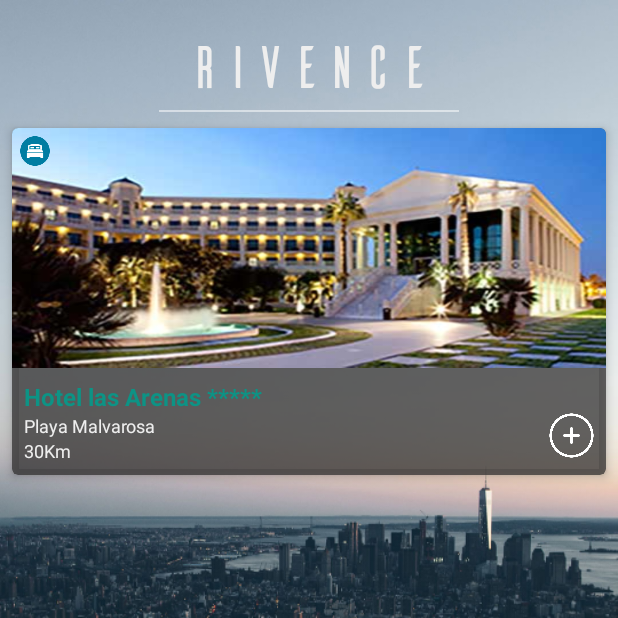
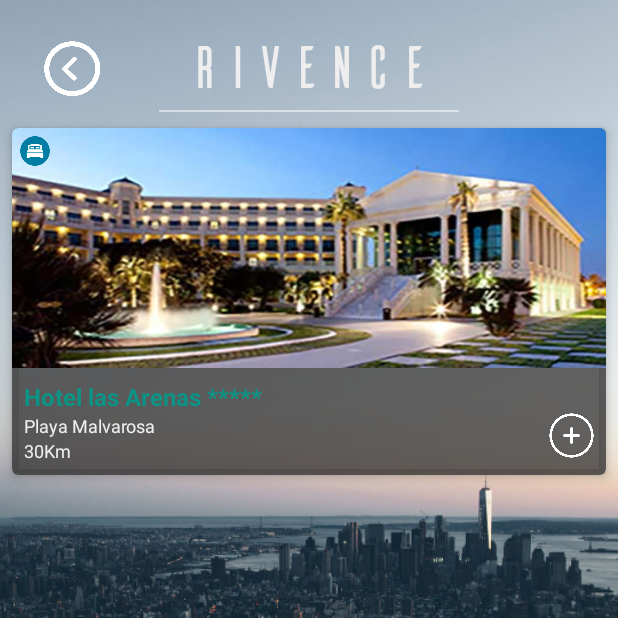
Before and after one commit to carquipe/Rivence, an Android app: the main screen opened directly, with no data from a screen before it, after a tap on an icon or button, on a phone screen of 412 x 824 dp, the top half of it. Run offline under Robolectric (Android 15) with nearby library versions, the light colour scheme and no system bars.

Commit message:
2.7.1
 - Funcionalidad de flecha atrás en la parte superior implementada.

    NOTA: Revisar onBackPressed para ventana menú,

```diff
--- /dev/null
+++ b/app/src/main/java/katiostudio/rivence/EventCenter.java
@@ -0,0 +1,34 @@
+package katiostudio.rivence;
+
+
+import android.app.FragmentTransaction;
+import android.view.View;
+import android.app.Fragment;
+import android.app.FragmentManager;
+
+/**
+ * Created by cquinz on 10/5/16.
+ */
+public class EventCenter {
+
+
+    FragmentTransaction fragmentTransaction = main.fragmentManager.beginTransaction();
+
+    public EventCenter () {
+        //Empty Constructor
+    }
+
+
+    /* Botón Back Top Side */
+    public void submenuCreated() {
+        main.backicon.setVisibility(View.VISIBLE);
+    }
+
+    public void submenuDeleted() {
+        main.backicon.setVisibility(View.INVISIBLE);
+    }
+
+
+
+
+}
--- a/app/src/main/java/katiostudio/rivence/main.java
+++ b/app/src/main/java/katiostudio/rivence/main.java
@@ -27,6 +27,8 @@ public class main extends Activity {
     static DrawerLayout drawerLayout; //Layout general
     private TextView titleText;  //Titulo "Rivence" superior
     static ImageView chaticon;
+    static ImageView backicon;
+    EventCenter eventCenter;
 
     protected void onCreate(Bundle savedInstanceState) {
 
@@ -37,6 +39,7 @@ public class main extends Activity {
 
         /* Almacenar en variables los elementos del xml main */
         chaticon = (ImageView) findViewById(R.id.chaticon);
+        backicon = (ImageView) findViewById(R.id.backBttn);
         titleText = (TextView) findViewById(R.id.titletext);
         drawerLayout = (DrawerLayout)findViewById(R.id.Background);
         drawer = (RelativeLayout)findViewById(R.id.drawerPane);
@@ -63,7 +66,7 @@ public class main extends Activity {
         fragmentTransaction.commit();
 
 
-        /* Listeners */
+        /******** Listeners **********/
         drawerLayout.setDrawerListener(myDrawerListener);
         chaticon.setOnClickListener(new View.OnClickListener() {
             public void onClick(View v) {
@@ -71,7 +74,17 @@ public class main extends Activity {
                 drawerLayout.openDrawer(drawer);
             }
         });
+
+        backicon.setOnClickListener(new View.OnClickListener() {
+            public void onClick(View v){
+            onBackPressed();
+
+
+            }
+        });
+
         }
+
 
          /* Apertura y cerrado del panel del Chat */
          @Override
@@ -80,6 +93,7 @@ public class main extends Activity {
                 this.drawerLayout.closeDrawer(GravityCompat.START);
          } else {
               super.onBackPressed();
+                backicon.setVisibility(View.GONE);
             }
         }
     DrawerLayout.DrawerListener myDrawerListener = new DrawerLayout.DrawerListener(){
@@ -120,4 +134,8 @@ public class main extends Activity {
 
         }};
 
+
+
+
+
 }
--- a/app/src/main/java/katiostudio/rivence/menu_fragment.java
+++ b/app/src/main/java/katiostudio/rivence/menu_fragment.java
@@ -7,11 +7,15 @@ import android.view.LayoutInflater;
 import android.view.View;
 import android.view.ViewGroup;
 import android.widget.ImageButton;
+import android.widget.ImageView;
 
 
 public class menu_fragment extends Fragment implements View.OnClickListener  {
     public static int Catcontainer= R.id.bottom_bar;
     public static int Fragcontainer = R.id.content;
+    public EventCenter eventCenter;
+
+
 
     public menu_fragment() {
         // Empty constructor required for fragment subclasses
@@ -21,15 +25,19 @@ public class menu_fragment extends Fragment implements View.OnClickListener  {
     public View onCreateView(LayoutInflater inflater, ViewGroup container, Bundle savedInstanceState) {
         View rootView = inflater.inflate(R.layout.menu_fragment, container, false);
 
+        eventCenter = new EventCenter();
+
         final ImageButton menu1 = (ImageButton) rootView.findViewById(R.id.Menu1);
         final ImageButton menu2 = (ImageButton) rootView.findViewById(R.id.Menu2);
         final ImageButton menu3 = (ImageButton) rootView.findViewById(R.id.Menu3);
         final ImageButton menu4 = (ImageButton) rootView.findViewById(R.id.Menu4);
 
+
         menu1.setOnClickListener(this);
         menu2.setOnClickListener(this);
         menu3.setOnClickListener(this);
         menu4.setOnClickListener(this);
+
 
         return rootView;
     }
@@ -53,6 +61,8 @@ public class menu_fragment extends Fragment implements View.OnClickListener  {
                 fragmentTransaction.addToBackStack(null);
                 fragmentTransaction.commit();
 
+                eventCenter.submenuCreated();
+
                 break;
 
             case R.id.Menu2:
@@ -66,6 +76,8 @@ public class menu_fragment extends Fragment implements View.OnClickListener  {
                 fragmentTransaction.addToBackStack(null);
                 fragmentTransaction.commit();
 
+                eventCenter.submenuCreated();
+
                 break;
 
             case R.id.Menu3:
@@ -78,17 +90,22 @@ public class menu_fragment extends Fragment implements View.OnClickListener  {
                 fragmentTransaction.addToBackStack(null);
                 fragmentTransaction.commit();
 
+                eventCenter.submenuCreated();
+
                 break;
 
             case R.id.Menu4:
                 Fragment config = new config_fragment();
 
                 fragmentTransaction = main.fragmentManager.beginTransaction();
-                fragmentTransaction.setCustomAnimations(R.anim.fade_in,0,0, R.anim.fade_out);
+                fragmentTransaction.setCustomAnimations(R.anim.fade_in, 0, 0, R.anim.fade_out);
                 fragmentTransaction.replace(Fragcontainer, config);
 
                 fragmentTransaction.addToBackStack(null);
                 fragmentTransaction.commit();
+
+
+                eventCenter.submenuCreated();
 
                 break;
 
--- a/app/src/main/java/katiostudio/rivence/nearyou_fragment.java
+++ b/app/src/main/java/katiostudio/rivence/nearyou_fragment.java
@@ -70,4 +70,5 @@ public class nearyou_fragment extends Fragment {
         return rootView;
     }
 
+
 }
--- a/app/src/main/res/layout/main.xml
+++ b/app/src/main/res/layout/main.xml
@@ -3,7 +3,6 @@
     android:layout_height="fill_parent"
 
     xmlns:android="http://schemas.android.com/apk/res/android"
-    android:background="@drawable/mainbackgroundday"
     android:id="@+id/Background">
     <RelativeLayout
         android:layout_width="match_parent"
@@ -19,6 +18,20 @@
         android:layout_width="match_parent"
         android:layout_height="wrap_content"
         android:id="@+id/TOP">
+
+        <ImageView
+            android:layout_width="60dp"
+            android:layout_height="60dp"
+            android:id="@+id/backBttn"
+            android:background="@drawable/back_ico"
+            android:layout_alignParentRight="false"
+            android:layout_alignParentEnd="false"
+            android:layout_alignParentLeft="true"
+            android:layout_alignParentStart="true"
+            android:layout_marginTop="15dp"
+            android:layout_centerHorizontal="true"
+            android:visibility="gone"
+            android:layout_marginLeft="15dp" />
 
         <TextView
             android:layout_width="200dp"
```
